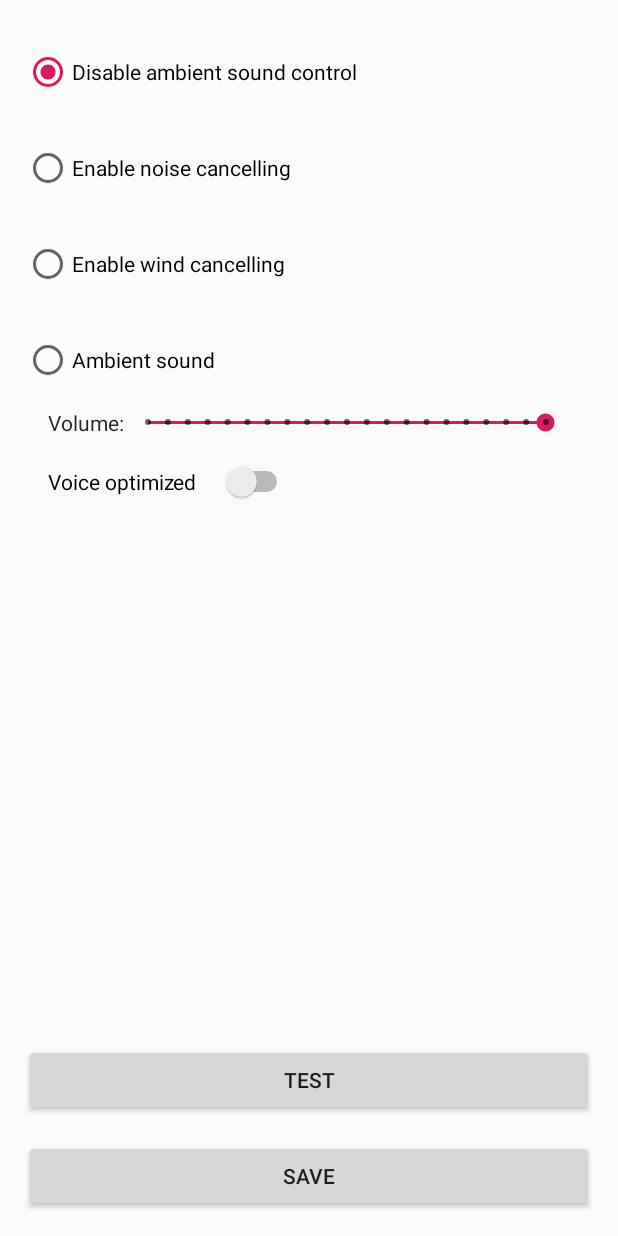
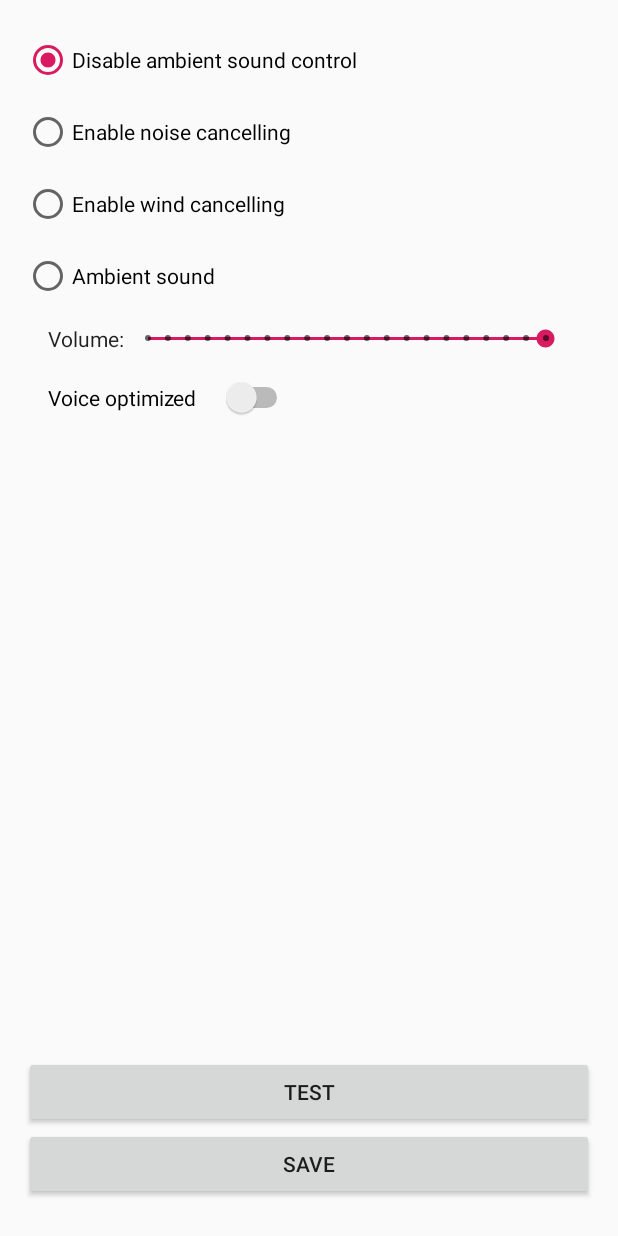
Before and after one commit to ClusterM/sony-headphones-control, an Android app: the layout activity_main.xml on its own in the app's theme, with its tools: preview values and no code run, on a phone screen of 412 x 824 dp. Run offline under Robolectric (Android 15) with nearby library versions, the phone set to English and light mode, and no system bars.

Commit message:
Standalone mode, design optimizations, Android TV support

```diff
--- a/app/build.gradle
+++ b/app/build.gradle
@@ -4,7 +4,7 @@ android {
     compileSdkVersion 28
     defaultConfig {
         applicationId "com.clusterrr.sonyheadphonescontrol"
-        minSdkVersion 14
+        minSdkVersion 26
         targetSdkVersion 28
         versionCode 1
         versionName "1.0"
--- a/app/src/main/AndroidManifest.xml
+++ b/app/src/main/AndroidManifest.xml
@@ -17,6 +17,7 @@
     <application
         android:allowBackup="true"
         android:icon="@mipmap/headphones"
+        android:banner="@mipmap/banner"
         android:label="@string/app_name"
         android:supportsRtl="true"
         android:theme="@style/AppTheme">
@@ -33,6 +34,9 @@
         <activity android:name=".MainActivity">
             <intent-filter>
                 <action android:name="com.twofortyfouram.locale.intent.action.EDIT_SETTING" />
+                <action android:name="android.intent.action.MAIN"/>
+                <category android:name="android.intent.category.LAUNCHER"/>
+                <category android:name="android.intent.category.LEANBACK_LAUNCHER" />
             </intent-filter>
         </activity>
     </application>
--- a/app/src/main/java/com/clusterrr/sonyheadphonescontrol/MainActivity.java
+++ b/app/src/main/java/com/clusterrr/sonyheadphonescontrol/MainActivity.java
@@ -60,6 +60,12 @@ public class MainActivity extends AppCompatActivity implements View.OnClickListe
 
         ((Button) findViewById(R.id.buttonTest)).setOnClickListener(this);
         ((Button) findViewById(R.id.buttonSave)).setOnClickListener(this);
+
+        if (getCallingActivity() == null) // standalone mode
+        {
+            ((Button) findViewById(R.id.buttonTest)).setText(R.string.apply);
+            ((Button) findViewById(R.id.buttonSave)).setVisibility(View.GONE);
+        }
 
         saveSettings();
     }
--- a/app/src/main/res/layout/activity_main.xml
+++ b/app/src/main/res/layout/activity_main.xml
@@ -5,6 +5,18 @@
     android:layout_width="match_parent"
     android:layout_height="match_parent"
     tools:context=".MainActivity">
+
+    <ScrollView
+        android:layout_width="0dp"
+        android:layout_height="0dp"
+        app:layout_constraintBottom_toTopOf="@+id/buttonTest"
+        app:layout_constraintEnd_toEndOf="parent"
+        app:layout_constraintStart_toStartOf="parent"
+        app:layout_constraintTop_toTopOf="parent">
+
+        <androidx.constraintlayout.widget.ConstraintLayout
+            android:layout_width="match_parent"
+            android:layout_height="wrap_content">
 
             <RadioGroup
                 android:id="@+id/radioGroup"
@@ -18,7 +30,7 @@
                     android:layout_width="wrap_content"
                     android:layout_height="wrap_content"
                     android:layout_marginStart="16dp"
-            android:layout_marginTop="32dp"
+                    android:layout_marginTop="24dp"
                     android:checked="true"
                     android:text="@string/disable_ambient_sound_control"
                     app:layout_constraintStart_toStartOf="parent"
@@ -29,7 +41,7 @@
                     android:layout_width="wrap_content"
                     android:layout_height="wrap_content"
                     android:layout_marginStart="16dp"
-            android:layout_marginTop="32dp"
+                    android:layout_marginTop="16dp"
                     android:text="@string/enable_noise_cancelling"
                     app:layout_constraintStart_toStartOf="parent"
                     app:layout_constraintTop_toBottomOf="@+id/radioButtonDisable" />
@@ -39,7 +51,7 @@
                     android:layout_width="wrap_content"
                     android:layout_height="wrap_content"
                     android:layout_marginStart="16dp"
-            android:layout_marginTop="32dp"
+                    android:layout_marginTop="16dp"
                     android:text="@string/enable_wind_cancelling"
                     app:layout_constraintStart_toStartOf="parent"
                     app:layout_constraintTop_toBottomOf="@+id/radioButtonNoiseCancelling" />
@@ -49,23 +61,12 @@
                     android:layout_width="wrap_content"
                     android:layout_height="wrap_content"
                     android:layout_marginStart="16dp"
-            android:layout_marginTop="32dp"
+                    android:layout_marginTop="16dp"
                     android:text="@string/ambient_sound"
                     app:layout_constraintStart_toStartOf="parent"
                     app:layout_constraintTop_toBottomOf="@+id/radioButtonWindCancelling" />
 
             </RadioGroup>
-
-    <TextView
-        android:id="@+id/textView"
-        android:layout_width="wrap_content"
-        android:layout_height="wrap_content"
-        android:layout_marginStart="32dp"
-        android:layout_marginTop="16dp"
-        android:text="@string/volume"
-        android:textAppearance="@style/TextAppearance.AppCompat.Body1"
-        app:layout_constraintStart_toStartOf="parent"
-        app:layout_constraintTop_toBottomOf="@+id/radioGroup" />
 
             <SeekBar
                 android:id="@+id/seekBarVolume"
@@ -91,13 +92,26 @@
                 app:layout_constraintStart_toStartOf="@+id/textView"
                 app:layout_constraintTop_toBottomOf="@+id/textView" />
 
+            <TextView
+                android:id="@+id/textView"
+                android:layout_width="wrap_content"
+                android:layout_height="wrap_content"
+                android:layout_marginStart="32dp"
+                android:layout_marginTop="16dp"
+                android:text="@string/volume"
+                android:textAppearance="@style/TextAppearance.AppCompat.Body1"
+                app:layout_constraintStart_toStartOf="parent"
+                app:layout_constraintTop_toBottomOf="@+id/radioGroup" />
+
+        </androidx.constraintlayout.widget.ConstraintLayout>
+    </ScrollView>
+
     <Button
         android:id="@+id/buttonTest"
         android:layout_width="0dp"
         android:layout_height="wrap_content"
         android:layout_marginStart="16dp"
         android:layout_marginEnd="16dp"
-        android:layout_marginBottom="16dp"
         android:text="@string/test"
         app:layout_constraintBottom_toTopOf="@+id/buttonSave"
         app:layout_constraintEnd_toEndOf="parent"
@@ -109,10 +123,11 @@
         android:layout_height="wrap_content"
         android:layout_marginStart="16dp"
         android:layout_marginEnd="16dp"
-        android:layout_marginBottom="16dp"
+        android:layout_marginBottom="24dp"
         android:text="@string/save"
         app:layout_constraintBottom_toBottomOf="parent"
         app:layout_constraintEnd_toEndOf="parent"
         app:layout_constraintStart_toStartOf="parent" />
 
+
 </androidx.constraintlayout.widget.ConstraintLayout>
--- a/app/src/main/res/values/strings.xml
+++ b/app/src/main/res/values/strings.xml
@@ -8,4 +8,8 @@
     <string name="voice_optimized">Voice optimized</string>
     <string name="test">Test</string>
     <string name="save">Save</string>
+    <string name="apply">Apply</string>
+    <string name="io_error">IO error (Another application using a headset? Is it connected?)</string>
+    <string name="headset_not_found">Sony Headset is not found</string>
+    <string name="ok">OK</string>
 </resources>
```
Also changed, not shown: app/src/main/java/com/clusterrr/sonyheadphonescontrol/TaskerFireReceiver.java (+8 -8 lines), app/src/main/res/mipmap/banner.png (added), 3 other files. Lines whose indentation alone changed are shown as unchanged.
